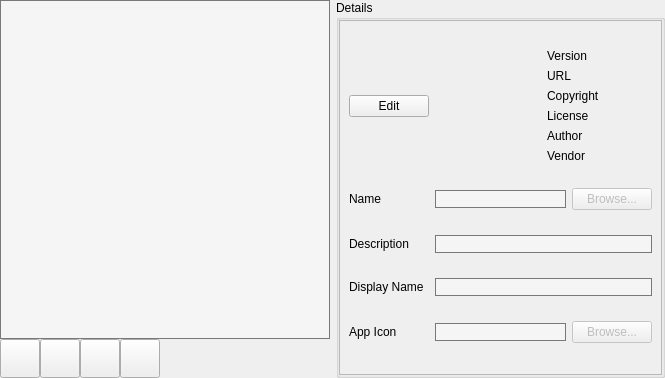
Qt form ui/settings/Apps.ui (OpenFairWind/FairWindSK) before a commit.
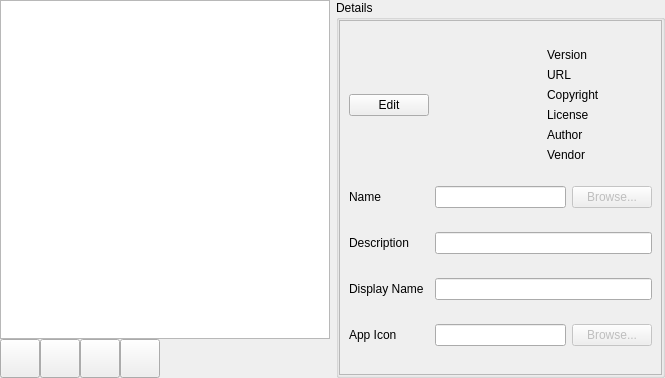
The same form after that commit. Icons and pictures are not drawn.

Commit message: Revert apps editor styling

```diff
--- a/ui/settings/Apps.ui
+++ b/ui/settings/Apps.ui
@@ -10,15 +10,6 @@
    <height>378</height>
   </rect>
  </property>
-  <property name="styleSheet">
-   <string notr="true">QLineEdit, QComboBox, QAbstractItemView {
-    background-color: rgb(245, 245, 245);
-    color: rgb(24, 24, 24);
-    border: 1px solid rgb(120, 120, 120);
-    selection-background-color: rgb(65, 107, 195);
-    selection-color: rgb(255, 255, 255);
-}</string>
-  </property>
   <layout class="QHBoxLayout" name="horizontalLayout">
    <property name="leftMargin">
     <number>0</number>
```
